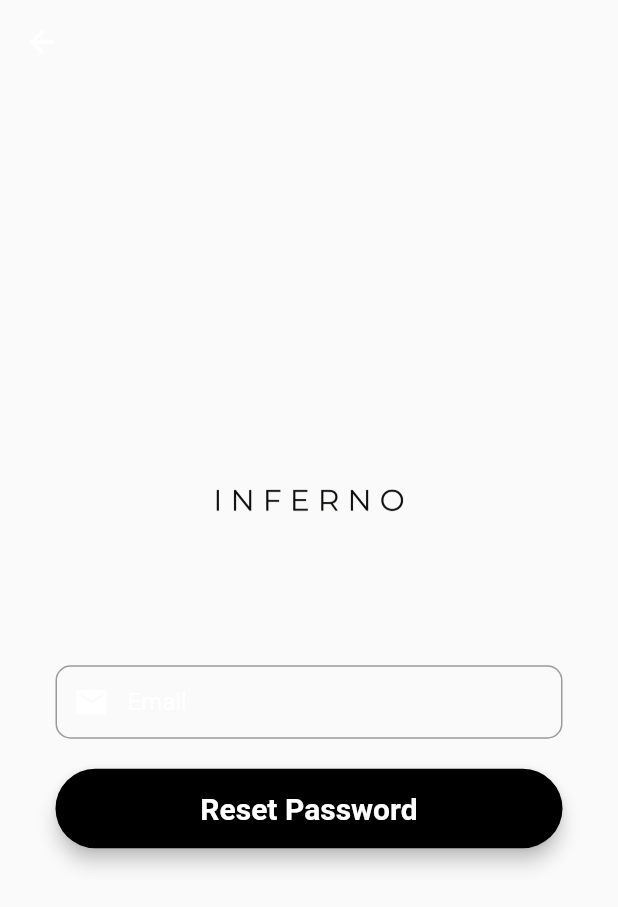
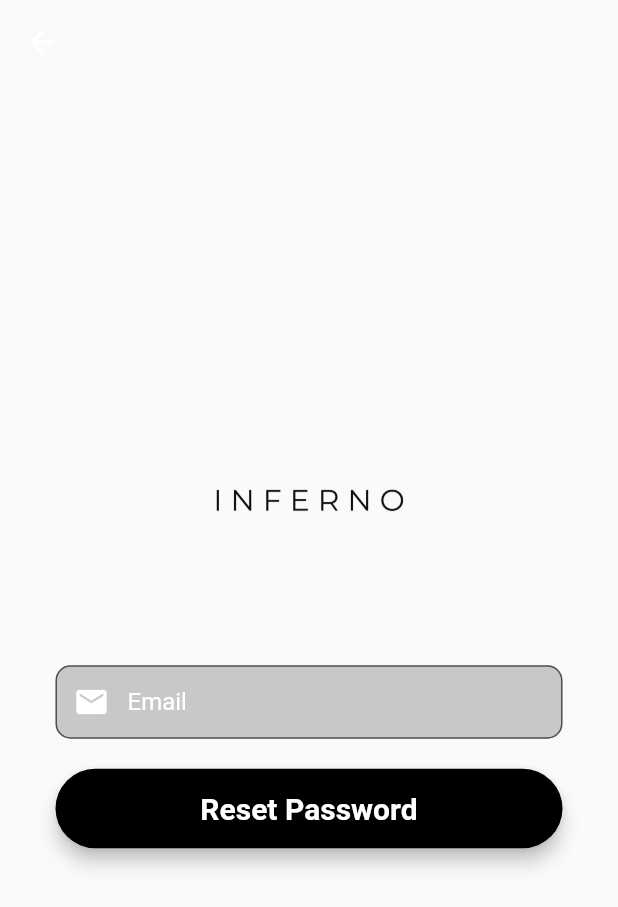
Before and after one commit to proguy18/batch-repository, a Flutter app: the ForgotPassword screen opened directly, on a phone screen of 412 x 824 dp. Shown: the top 907 px of the screen. Run offline on Flutter 3.47's test engine with Material 2 defaults, Android fonts, the phone set to English and light mode, and no system bars; our stand-ins replace cloud_firestore, firebase_auth, firebase_core, fluttertoast, permission_handler; missing offline and left inert: flutter_voximplant; accounts and stored records are empty.

Commit message:
Added consistent colours

```diff
--- a/lib/screens/forgot_password_page.dart
+++ b/lib/screens/forgot_password_page.dart
@@ -53,6 +53,8 @@ class _ForgotPasswordState extends State<ForgotPassword> {
           color: Colors.white,
         ),
         decoration: InputDecoration(
+          filled: true,
+          fillColor: Colors.black.withOpacity(0.2),
           prefixIcon: Icon(
             Icons.mail,
             color: Colors.white,
@@ -68,7 +70,7 @@ class _ForgotPasswordState extends State<ForgotPassword> {
         ));
 
     //reset button
-    final signUpButton = Material(
+    final forgetPasswordButton = Material(
       elevation: 5,
       borderRadius: BorderRadius.circular(30),
       color: Colors.black,
@@ -131,7 +133,7 @@ class _ForgotPasswordState extends State<ForgotPassword> {
                     SizedBox(height: 20),
                     emailField,
                     SizedBox(height: 20),
-                    signUpButton,
+                    forgetPasswordButton,
                     SizedBox(height: 15),
                   ],
                 ),
```
